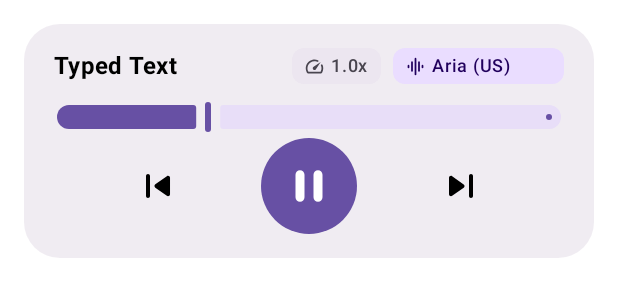
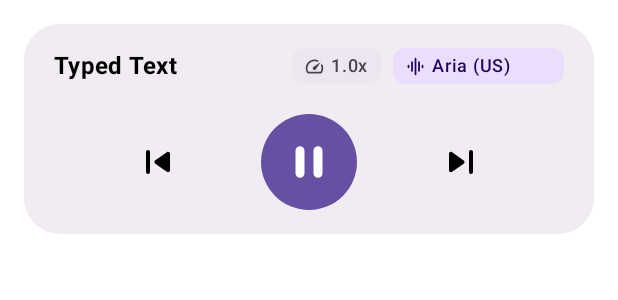
Before and after one commit to SamuelAdmand/Read-Aloud-App, an Android app built with Jetpack Compose: the @Preview function PreviewPlayerControls, on a phone screen of 412 x 824 dp. Shown: the top 300 px of the screen. Run offline under Robolectric (Android 15) with nearby library versions, the phone set to English and light mode, and no system bars.

Commit message:
fix: Refactor voice parsing and remove progress slider
Improves voice JSON parsing logic to be more robust and removes the non-functional progress slider from the player controls.

- **`app/src/main/java/com/samuel/readaloud/repository/TtsRepository.kt`**: Updated the JSON parsing for voices to handle different key names (`FriendlyName`, `Name`) for the voice's display name, making it more resilient.
- **`app/src/main/java/com/samuel/readaloud/ui/components/PlayerControls.kt`**: Removed the `Slider` component, which was previously used for displaying playback progress.
- **`app/src/main/java/com/samuel/readaloud/domain/TtsManager.kt`**: Removed the `progress` state flow and related logic, as it is no longer used by the UI.
- **`app/src/main/java/com/samuel/readaloud/ui/type/TypeViewModel.kt`**: Removed the `progress` state and the unused `stopPlayback` function.
- **`app/src/main/java/com/samuel/readaloud/ui/type/TypeScreen.kt`**: Cleaned up an unused import.

```diff
--- a/app/src/main/java/com/samuel/readaloud/ui/components/PlayerControls.kt
+++ b/app/src/main/java/com/samuel/readaloud/ui/components/PlayerControls.kt
@@ -1,5 +1,6 @@
 package com.samuel.readaloud.ui.components
 
+import android.R.attr.progress
 import androidx.compose.foundation.background
 import androidx.compose.foundation.clickable
 import androidx.compose.foundation.layout.Arrangement
@@ -30,6 +31,10 @@ import androidx.compose.material3.MaterialTheme
 import androidx.compose.material3.Slider
 import androidx.compose.material3.Text
 import androidx.compose.runtime.Composable
+import androidx.compose.runtime.getValue
+import androidx.compose.runtime.mutableStateOf
+import androidx.compose.runtime.remember
+import androidx.compose.runtime.setValue
 import androidx.compose.ui.Alignment
 import androidx.compose.ui.Modifier
 import androidx.compose.ui.draw.clip
@@ -54,7 +59,7 @@ fun PlayerControls(
 ) {
     Card(
         modifier = modifier.fillMaxWidth(),
-        shape = RoundedCornerShape(24.dp), // Rounded all around like the reference
+        shape = RoundedCornerShape(24.dp),
         colors = CardDefaults.cardColors(
             containerColor = MaterialTheme.colorScheme.surfaceContainerHighest.copy(alpha = 0.6f)
         ),
@@ -128,33 +133,21 @@ fun PlayerControls(
                             )
                             Spacer(modifier = Modifier.width(4.dp))
                             Text(
-                                text = voiceName, // e.g. "Aria (US)"
+                                text = voiceName,
                                 style = MaterialTheme.typography.labelMedium,
                                 color = MaterialTheme.colorScheme.onPrimaryContainer,
                                 maxLines = 1,
                                 overflow = TextOverflow.Ellipsis,
-                                modifier = Modifier.width(80.dp) // Constrain width
+                                modifier = Modifier.width(80.dp)
                             )
                         }
                     }
                 }
             }
 
-            Spacer(modifier = Modifier.height(12.dp))
+            Spacer(modifier = Modifier.height(20.dp))
 
-            // 2. Progress Slider
-            // Using a custom track/thumb height if possible, or standard for now
-            Slider(
-                value = 0.3f, // TODO: Bind to real progress
-                onValueChange = { /* Seek logic later */ },
-                modifier = Modifier
-                    .fillMaxWidth()
-                    .height(20.dp) // Compact height
-            )
-
-            Spacer(modifier = Modifier.height(4.dp))
-
-            // 3. Playback Controls
+            // 2. Playback Controls
             Row(
                 modifier = Modifier.fillMaxWidth(),
                 horizontalArrangement = Arrangement.SpaceEvenly,
@@ -211,7 +204,7 @@ fun PreviewPlayerControls() {
                 onNextSection = {},
                 onPrevSection = {},
                 onSpeedClick = {},
-                onVoiceClick = {}
+                onVoiceClick = {},
             )
         }
     }
--- a/app/src/main/java/com/samuel/readaloud/ui/type/TypeScreen.kt
+++ b/app/src/main/java/com/samuel/readaloud/ui/type/TypeScreen.kt
@@ -73,7 +73,6 @@ fun TypeScreen(
 ) {
     val isPlaying by viewModel.isPlaying.collectAsState()
     val focusManager = LocalFocusManager.current
-
     // Dialog States
     var showVoiceDialog by remember { mutableStateOf(false) }
     var showSpeedDialog by remember { mutableStateOf(false) }
```
Also changed, not shown: app/src/main/java/com/samuel/readaloud/domain/TtsManager.kt (+0 -8 lines), app/src/main/java/com/samuel/readaloud/repository/TtsRepository.kt (+22 -4 lines), app/src/main/java/com/samuel/readaloud/ui/type/TypeViewModel.kt (+0 -8 lines).
